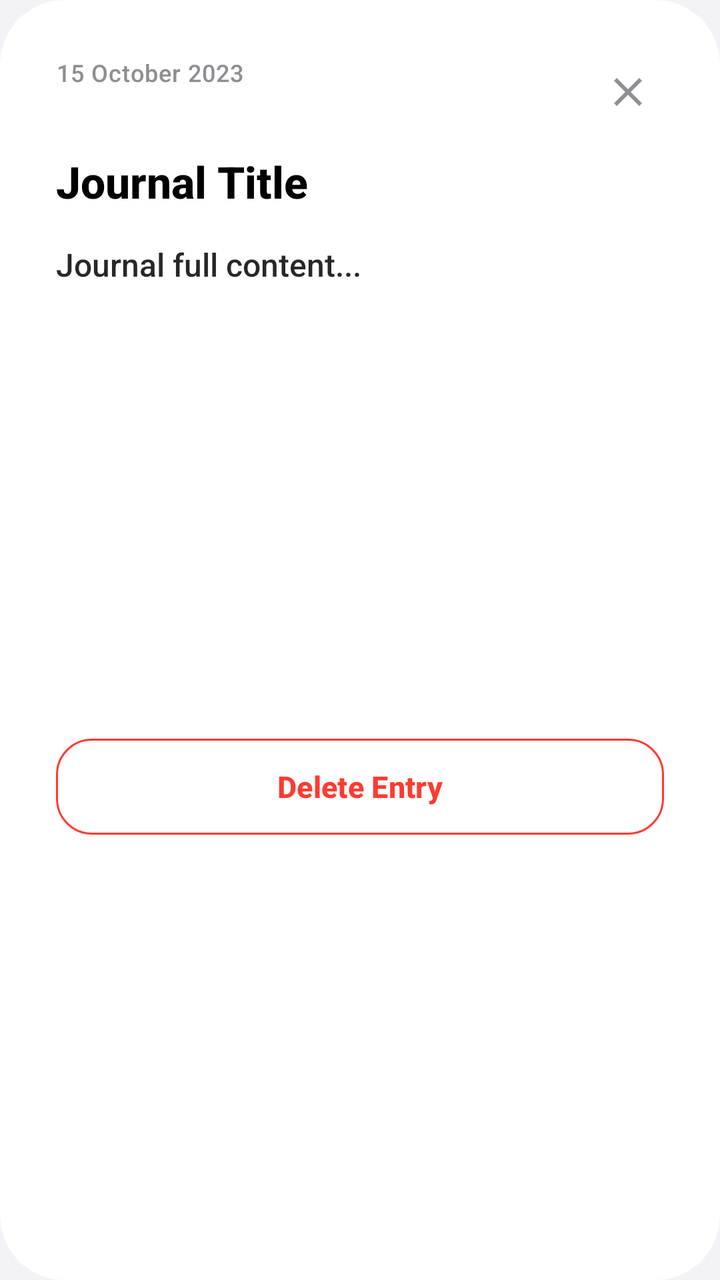
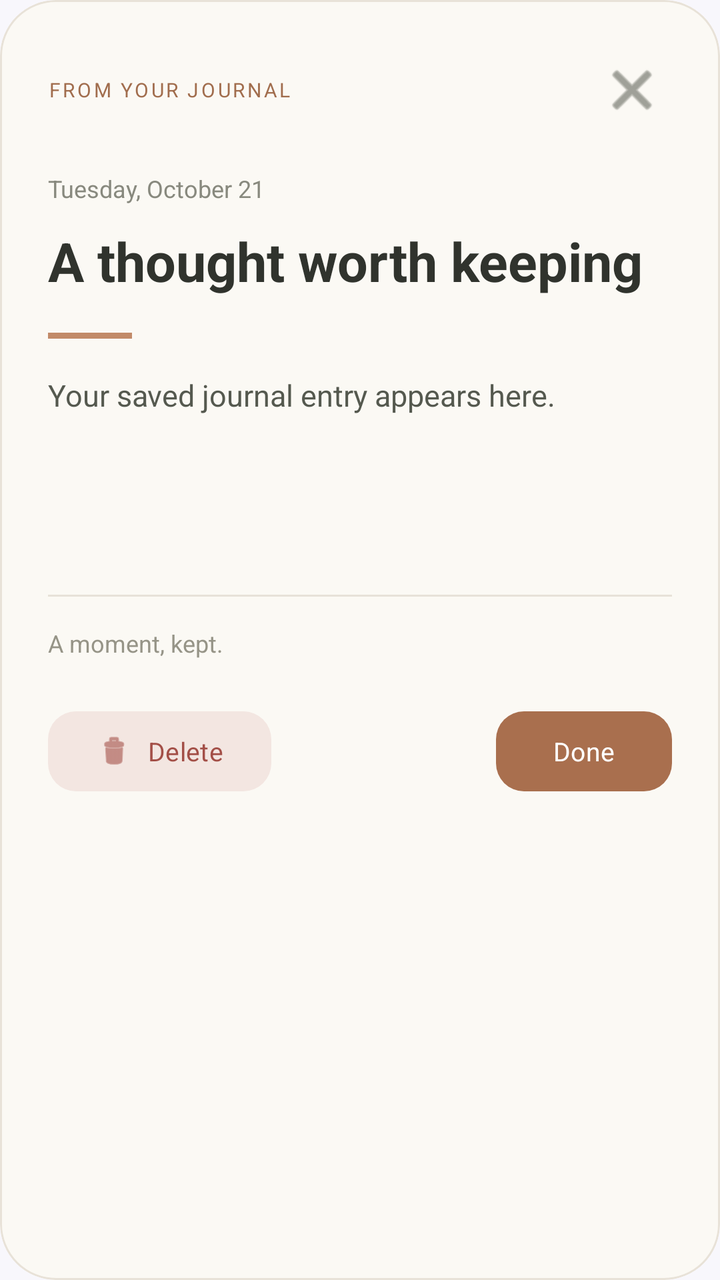

Compare the two renders of this Android layout. The source of the first and the diff that turns it into the second are given below.
<!-- AndroidManifest.xml: application theme Theme.Floow -->
<!-- res/layout/dialog_view_journal.xml -->
<?xml version="1.0" encoding="utf-8"?>
<androidx.cardview.widget.CardView xmlns:android="http://schemas.android.com/apk/res/android"
    xmlns:app="http://schemas.android.com/apk/res-auto"
    android:layout_width="match_parent"
    android:layout_height="wrap_content"
    app:cardCornerRadius="32dp"
    app:cardElevation="0dp"
    app:cardBackgroundColor="@color/white"
    android:layout_margin="16dp">

    <LinearLayout
        android:layout_width="match_parent"
        android:layout_height="wrap_content"
        android:orientation="vertical"
        android:padding="28dp">

        <RelativeLayout
            android:layout_width="match_parent"
            android:layout_height="wrap_content">

            <TextView
                android:id="@+id/tvJournalDate"
                android:layout_width="wrap_content"
                android:layout_height="wrap_content"
                android:text="15 October 2023"
                android:textColor="@color/text_secondary"
                android:textSize="12sp"
                android:fontFamily="sans-serif-medium"
                android:letterSpacing="0.03" />

            <ImageView
                android:id="@+id/btnClose"
                android:layout_width="36dp"
                android:layout_height="36dp"
                android:layout_alignParentEnd="true"
                android:background="?attr/selectableItemBackgroundBorderless"
                android:padding="6dp"
                android:src="@drawable/ic_close"
                android:layout_centerVertical="true"
                app:tint="@color/text_secondary" />
        </RelativeLayout>

        <TextView
            android:id="@+id/tvJournalTitle"
            android:layout_width="match_parent"
            android:layout_height="wrap_content"
            android:layout_marginTop="12dp"
            android:text="Journal Title"
            android:textColor="@color/text_primary"
            android:textSize="22sp"
            android:textStyle="bold"
            android:fontFamily="sans-serif-medium" />

        <ScrollView
            android:layout_width="match_parent"
            android:layout_height="220dp"
            android:layout_marginTop="16dp"
            android:scrollbars="vertical">

            <TextView
                android:id="@+id/tvJournalContent"
                android:layout_width="match_parent"
                android:layout_height="wrap_content"
                android:text="Journal full content..."
                android:textColor="@color/text_primary"
                android:textSize="16sp"
                android:lineSpacingExtra="6dp"
                android:alpha="0.85" />
        </ScrollView>

        <com.google.android.material.button.MaterialButton
            android:id="@+id/btnDeleteJournal"
            style="?attr/materialButtonOutlinedStyle"
            android:layout_width="match_parent"
            android:layout_height="56dp"
            android:layout_marginTop="24dp"
            android:text="Delete Entry"
            android:textAllCaps="false"
            android:textColor="#FF3B30"
            android:textSize="15sp"
            android:textStyle="bold"
            app:strokeColor="#FF3B30"
            app:cornerRadius="18dp" />

    </LinearLayout>
</androidx.cardview.widget.CardView>
<!-- resources referenced by this layout -->
<resources>
  <color name="text_primary">#FF000000</color>
  <color name="text_secondary">#FF8E8E93</color>
  <color name="white">#FFFFFFFF</color>
  <!-- drawable ic_close (drawable) -->
  <vector xmlns:android="http://schemas.android.com/apk/res/android"
      android:width="24dp"
      android:height="24dp"
      android:viewportWidth="24"
      android:viewportHeight="24">
      <path
          android:fillColor="#8E8E93"
          android:pathData="M19,6.41L17.59,5L12,10.59L6.41,5L5,6.41L10.59,12L5,17.59L6.41,19L12,13.41L17.59,19L19,17.59L13.41,12L19,6.41Z" />
  </vector>
  <style name="Theme.Floow" parent="Theme.Material3.Light.NoActionBar">
          <item name="colorPrimary">@color/accent</item>
          <item name="colorOnPrimary">@color/white</item>
          <item name="android:statusBarColor">@color/background</item>
          <item name="android:windowLightStatusBar">true</item>
          <item name="android:navigationBarColor">@color/background</item>
          <item name="android:windowBackground">@color/background</item>
  
          
          <item name="fontFamily">sans-serif-medium</item>
      </style>
  <color name="accent">#FF007AFF</color>
  <color name="background">#FFF2F2F7</color>
</resources>

<!-- the commit's change to res/layout/dialog_view_journal.xml (unified diff, before → after) -->
@@ -1,86 +1,154 @@
 <?xml version="1.0" encoding="utf-8"?>
-<androidx.cardview.widget.CardView xmlns:android="http://schemas.android.com/apk/res/android"
+<com.google.android.material.card.MaterialCardView
+    xmlns:android="http://schemas.android.com/apk/res/android"
     xmlns:app="http://schemas.android.com/apk/res-auto"
     android:layout_width="match_parent"
     android:layout_height="wrap_content"
-    app:cardCornerRadius="32dp"
+    app:cardBackgroundColor="#FBF9F4"
+    app:cardCornerRadius="28dp"
     app:cardElevation="0dp"
-    app:cardBackgroundColor="@color/white"
-    android:layout_margin="16dp">
+    app:strokeColor="#E8E2D8"
+    app:strokeWidth="1dp">
 
     <LinearLayout
         android:layout_width="match_parent"
         android:layout_height="wrap_content"
         android:orientation="vertical"
-        android:padding="28dp">
+        android:padding="24dp">
 
-        <RelativeLayout
+        
+        <LinearLayout
             android:layout_width="match_parent"
-            android:layout_height="wrap_content">
+            android:layout_height="42dp"
+            android:gravity="center_vertical"
+            android:orientation="horizontal">
 
             <TextView
-                android:id="@+id/tvJournalDate"
                 android:layout_width="wrap_content"
                 android:layout_height="wrap_content"
-                android:text="15 October 2023"
-                android:textColor="@color/text_secondary"
-                android:textSize="12sp"
-                android:fontFamily="sans-serif-medium"
-                android:letterSpacing="0.03" />
+                android:text="FROM YOUR JOURNAL"
+                android:textColor="#A16D4D"
+                android:textSize="10sp"
+                android:letterSpacing="0.12"
+                android:fontFamily="sans-serif-medium" />
 
-            <ImageView
+            <View
+                android:layout_width="0dp"
+                android:layout_height="1dp"
+                android:layout_weight="1" />
+
+            <ImageButton
                 android:id="@+id/btnClose"
-                android:layout_width="36dp"
-                android:layout_height="36dp"
-                android:layout_alignParentEnd="true"
+                android:layout_width="40dp"
+                android:layout_height="40dp"
                 android:background="?attr/selectableItemBackgroundBorderless"
-                android:padding="6dp"
-                android:src="@drawable/ic_close"
-                android:layout_centerVertical="true"
-                app:tint="@color/text_secondary" />
-        </RelativeLayout>
+                android:contentDescription="Close journal entry"
+                android:padding="11dp"
+                android:src="@android:drawable/ic_menu_close_clear_cancel"
+                app:tint="#62655B" />
+        </LinearLayout>
+
+        <TextView
+            android:id="@+id/tvJournalDate"
+            android:layout_width="match_parent"
+            android:layout_height="wrap_content"
+            android:layout_marginTop="20dp"
+            android:text="Tuesday, October 21"
+            android:textColor="#88897E"
+            android:textSize="12sp" />
 
         <TextView
             android:id="@+id/tvJournalTitle"
             android:layout_width="match_parent"
             android:layout_height="wrap_content"
-            android:layout_marginTop="12dp"
-            android:text="Journal Title"
-            android:textColor="@color/text_primary"
-            android:textSize="22sp"
+            android:layout_marginTop="10dp"
+            android:text="A thought worth keeping"
+            android:textColor="#30332D"
+            android:textSize="27sp"
+            android:fontFamily="sans-serif"
             android:textStyle="bold"
-            android:fontFamily="sans-serif-medium" />
+            android:lineSpacingExtra="3dp" />
+
+        <View
+            android:layout_width="42dp"
+            android:layout_height="3dp"
+            android:layout_marginTop="18dp"
+            android:background="#C28A69" />
 
         <ScrollView
             android:layout_width="match_parent"
-            android:layout_height="220dp"
-            android:layout_marginTop="16dp"
-            android:scrollbars="vertical">
+            android:layout_height="wrap_content"
+            android:layout_marginTop="18dp"
+            android:fillViewport="false"
+            android:overScrollMode="ifContentScrolls">
 
             <TextView
                 android:id="@+id/tvJournalContent"
                 android:layout_width="match_parent"
                 android:layout_height="wrap_content"
-                android:text="Journal full content..."
-                android:textColor="@color/text_primary"
-                android:textSize="16sp"
-                android:lineSpacingExtra="6dp"
-                android:alpha="0.85" />
+                android:minHeight="100dp"
+                android:paddingBottom="12dp"
+                android:text="Your saved journal entry appears here."
+                android:textColor="#55594F"
+                android:textSize="15sp"
+                android:lineSpacingExtra="7dp"
+                android:breakStrategy="simple" />
         </ScrollView>
 
-        <com.google.android.material.button.MaterialButton
-            android:id="@+id/btnDeleteJournal"
-            style="?attr/materialButtonOutlinedStyle"
+        <View
             android:layout_width="match_parent"
-            android:layout_height="56dp"
-            android:layout_marginTop="24dp"
-            android:text="Delete Entry"
-            android:textAllCaps="false"
-            android:textColor="#FF3B30"
-            android:textSize="15sp"
-            android:textStyle="bold"
-            app:strokeColor="#FF3B30"
-            app:cornerRadius="18dp" />
+            android:layout_height="1dp"
+            android:layout_marginTop="10dp"
+            android:background="#E7E2D8" />
+
+        <TextView
+            android:layout_width="wrap_content"
+            android:layout_height="wrap_content"
+            android:layout_marginTop="15dp"
+            android:text="A moment, kept."
+            android:textColor="#969487"
+            android:textSize="12sp"
+            android:fontStyle="italic" />
+
+        <LinearLayout
+            android:layout_width="match_parent"
+            android:layout_height="wrap_content"
+            android:layout_marginTop="22dp"
+            android:gravity="center_vertical"
+            android:orientation="horizontal">
+
+            <com.google.android.material.button.MaterialButton
+                android:id="@+id/btnDeleteJournal"
+                android:layout_width="wrap_content"
+                android:layout_height="48dp"
+                android:text="Delete"
+                android:textAllCaps="false"
+                android:textColor="#A34F47"
+                android:textSize="13sp"
+                app:backgroundTint="#F3E6E1"
+                app:cornerRadius="14dp"
+                app:elevation="0dp"
+                app:icon="@android:drawable/ic_menu_delete"
+                app:iconTint="#A34F47" />
+
+            <View
+                android:layout_width="0dp"
+                android:layout_height="1dp"
+                android:layout_weight="1" />
+
+            <com.google.android.material.button.MaterialButton
+                android:id="@+id/btnCloseAction"
+                android:layout_width="wrap_content"
+                android:layout_height="48dp"
+                android:text="Done"
+                android:textAllCaps="false"
+                android:textColor="#FFFFFF"
+                android:textSize="13sp"
+                app:backgroundTint="#A96F4E"
+                app:cornerRadius="14dp"
+                app:elevation="0dp" />
+        </LinearLayout>
 
     </LinearLayout>
-</androidx.cardview.widget.CardView>
+
+</com.google.android.material.card.MaterialCardView>
<!-- resource entries referenced after the edit -->
@@ -1,18 +1,6 @@
 <!-- resources referenced by this layout -->
 <resources>
-  <color name="text_primary">#FF000000</color>
-  <color name="text_secondary">#FF8E8E93</color>
   <color name="white">#FFFFFFFF</color>
-  <!-- drawable ic_close (drawable) -->
-  <vector xmlns:android="http://schemas.android.com/apk/res/android"
-      android:width="24dp"
-      android:height="24dp"
-      android:viewportWidth="24"
-      android:viewportHeight="24">
-      <path
-          android:fillColor="#8E8E93"
-          android:pathData="M19,6.41L17.59,5L12,10.59L6.41,5L5,6.41L10.59,12L5,17.59L6.41,19L12,13.41L17.59,19L19,17.59L13.41,12L19,6.41Z" />
-  </vector>
   <style name="Theme.Floow" parent="Theme.Material3.Light.NoActionBar">
           <item name="colorPrimary">@color/accent</item>
           <item name="colorOnPrimary">@color/white</item>
@@ -22,9 +10,10 @@
           <item name="android:windowBackground">@color/background</item>
   
           
-          <item name="fontFamily">sans-serif-medium</item>
+          <item name="fontFamily">sans-serif</item>
+          <item name="android:fontFamily">sans-serif</item>
       </style>
   <color name="accent">#FF007AFF</color>
-  <color name="background">#FFF2F2F7</color>
+  <color name="background">#FFF8F7FC</color>
 </resources>
 
